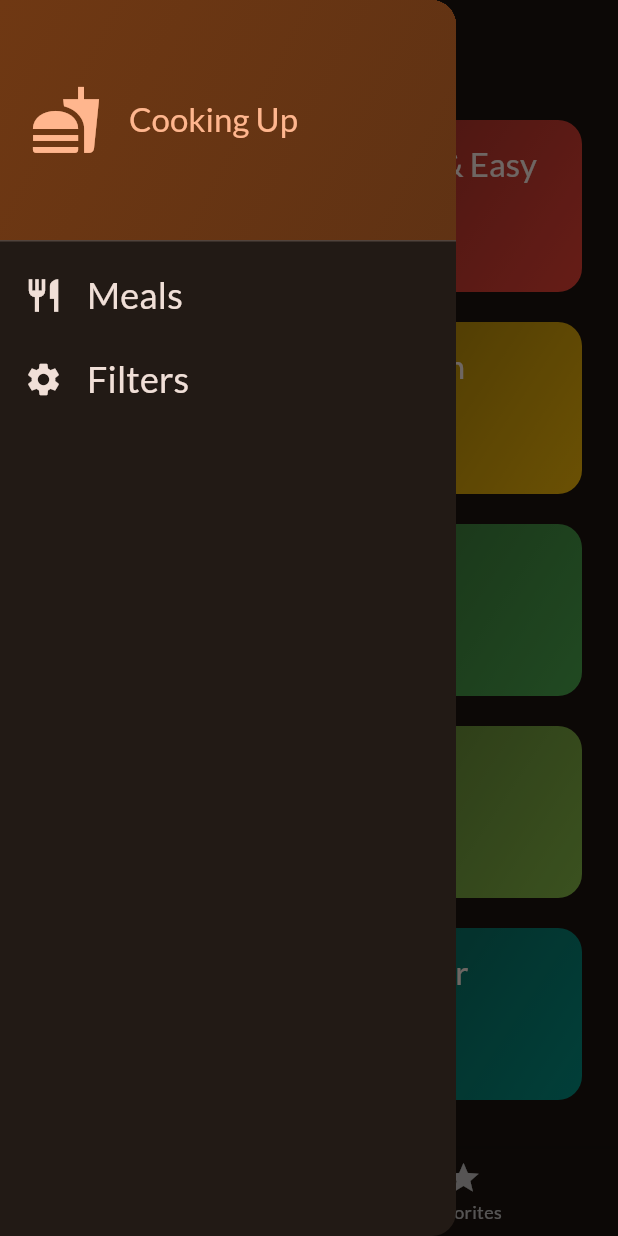
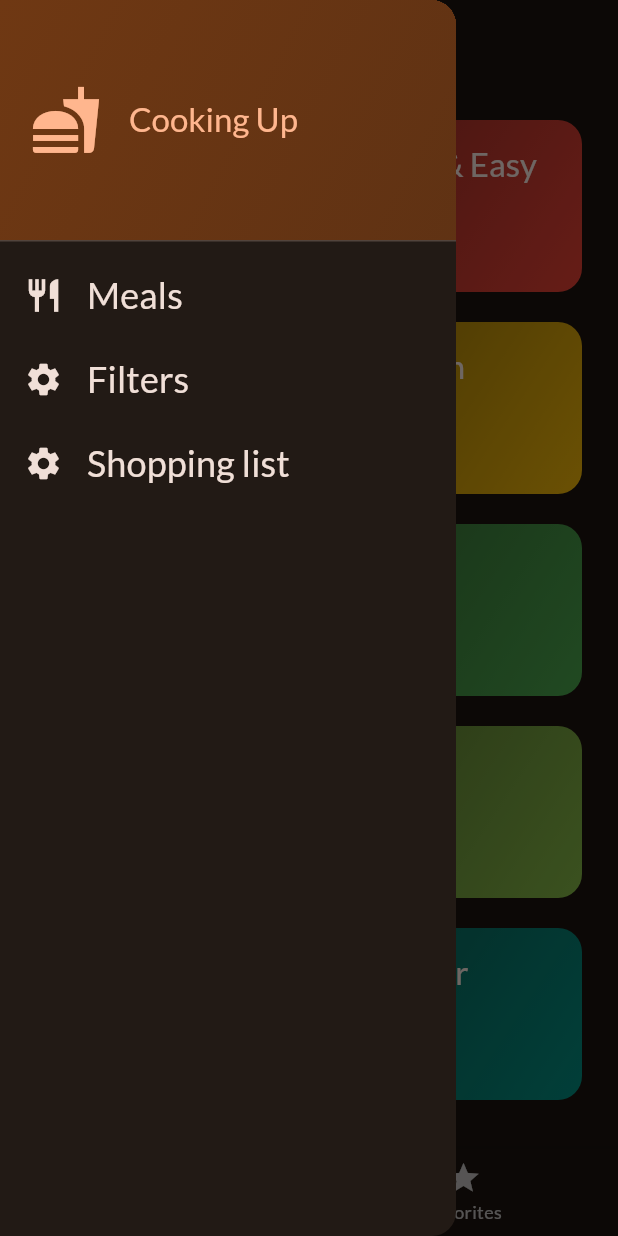
Before and after one commit to AdepojuToyeeb/mlsapp, a Flutter app: the screen it shows after launch, with the side drawer open, on a phone screen of 412 x 824 dp. Run offline on Flutter 3.47's test engine with Material 3 defaults, Android fonts, the phone set to English and light mode, and no system bars; our stand-ins replace flutter_riverpod, google_fonts, transparent_image.

Commit message:
adding a shopping list feature

```diff
--- a/lib/models/category.dart
+++ b/lib/models/category.dart
@@ -1,12 +1,39 @@
 import 'package:flutter/material.dart';
+
+enum Categories {
+  vegetables,
+  fruit,
+  meat,
+  dairy,
+  carbs,
+  sweets,
+  spices,
+  convenience,
+  hygiene,
+  other
+}
 
 class Category {
   const Category({
-    required this.id,
+    this.id,
     required this.title,
     this.color = Colors.orange,
   });
-  final String id;
+  final String? id;
   final String title;
   final Color color;
 }
+
+class GroceryItem {
+  const GroceryItem({
+    required this.id,
+    required this.name,
+    required this.quantity,
+    required this.category,
+  });
+
+  final String id;
+  final String name;
+  final int quantity;
+  final Category category;
+}
--- a/lib/screens/filters.dart
+++ b/lib/screens/filters.dart
@@ -10,7 +10,7 @@ class FiltersScreen extends ConsumerWidget {
     final activeFilters = ref.watch(filtersProvider);
     return Scaffold(
       appBar: AppBar(
-        title: const Text("Your Filterrs"),
+        title: const Text("Your Filters"),
       ),
       body: Column(
         children: [
--- a/lib/screens/tabs.dart
+++ b/lib/screens/tabs.dart
@@ -4,6 +4,7 @@ import 'package:meals_app/providers/favorite_meals_provider.dart';
 import 'package:meals_app/screens/categories.dart';
 import 'package:meals_app/screens/filters.dart';
 import 'package:meals_app/screens/meals.dart';
+import 'package:meals_app/screens/shopping_list.dart';
 import 'package:meals_app/widgets/main_drawer.dart';
 import 'package:meals_app/providers/filters_provider.dart';
 
@@ -38,6 +39,12 @@ class _TabsScreenState extends ConsumerState<TabsScreen> {
       await Navigator.of(context).push<Map<Filter, bool>>(
         MaterialPageRoute(
           builder: (ctx) => const FiltersScreen(),
+        ),
+      );
+    } else if (identifier == "shopping-list") {
+      await Navigator.of(context).push(
+        MaterialPageRoute(
+          builder: (ctx) => const ShoppingList(),
         ),
       );
     }
--- a/lib/widgets/main_drawer.dart
+++ b/lib/widgets/main_drawer.dart
@@ -78,6 +78,23 @@ class MainDrawer extends StatelessWidget {
               onSelectScreen('filters');
             },
           ),
+          ListTile(
+            leading: Icon(
+              Icons.settings,
+              size: 26,
+              color: Theme.of(context).colorScheme.onSurface,
+            ),
+            title: Text(
+              "Shopping list",
+              style: Theme.of(context).textTheme.titleSmall!.copyWith(
+                    color: Theme.of(context).colorScheme.onSurface,
+                    fontSize: 24,
+                  ),
+            ),
+            onTap: () {
+              onSelectScreen('shopping-list');
+            },
+          ),
         ],
       ),
     );
```
Also changed, not shown: lib/data/categories.dart (added, +45 -0 lines), lib/data/dummy_data.dart (+19 -1 lines), lib/screens/shopping_list.dart (added, +15 -0 lines), lib/widgets/grocery_list.dart (added, +24 -0 lines).
